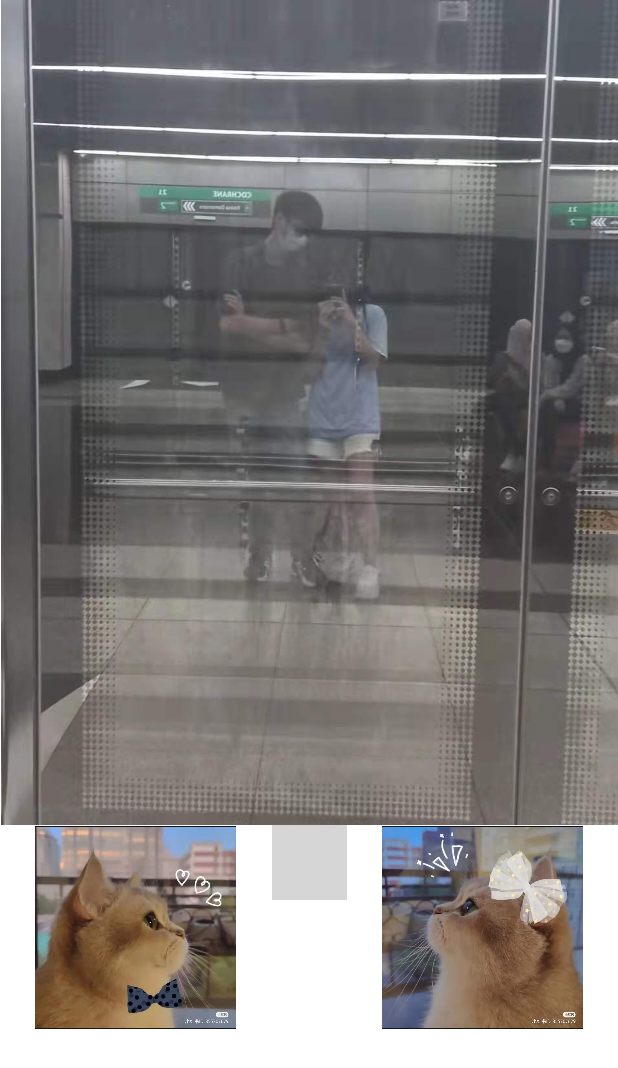
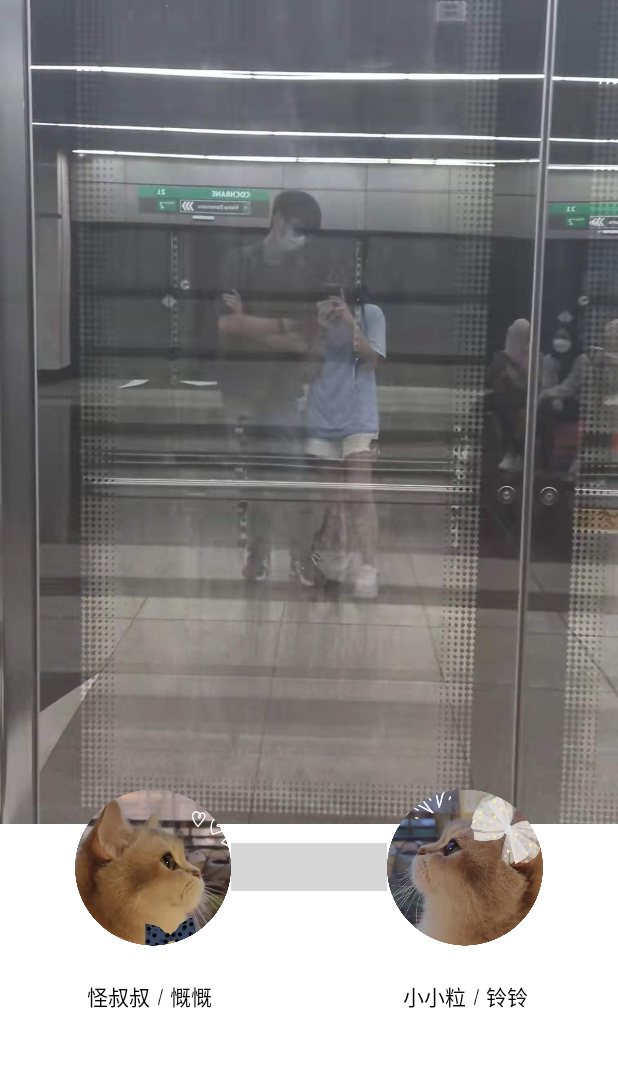
Before and after one commit to wkyg/ForU, an Android app: the screen it shows after launch (DetailActivity), on a phone screen of 412 x 824 dp. Shown: the top 1068 px of the screen. Run offline under Robolectric (Android 15) with nearby library versions, the phone set to English and light mode, and no system bars; grey boxes are pictures that could not be loaded.

Commit message:
layout finalized maybe... :D

```diff
--- a/app/src/main/res/layout/activity_detail.xml
+++ b/app/src/main/res/layout/activity_detail.xml
@@ -4,48 +4,119 @@
     xmlns:tools="http://schemas.android.com/tools"
     android:layout_width="match_parent"
     android:layout_height="match_parent"
+    android:background="#FFFFFF"
     tools:context=".DetailActivity">
 
     <ImageView
         android:id="@+id/ImageTgt"
-        android:layout_width="550dp"
-        android:layout_height="550dp"
+        android:layout_width="0dp"
+        android:layout_height="0dp"
+        android:scaleType="fitStart"
+        app:layout_constraintBottom_toTopOf="@+id/BottomLayout"
         app:layout_constraintEnd_toEndOf="parent"
+        app:layout_constraintHorizontal_bias="0.0"
         app:layout_constraintStart_toStartOf="parent"
         app:layout_constraintTop_toTopOf="parent"
         app:srcCompat="@drawable/tgt" />
 
-    <ImageView
-        android:id="@+id/imageView5"
-        android:layout_width="135dp"
-        android:layout_height="135dp"
-        app:layout_constraintBottom_toBottomOf="parent"
-        app:layout_constraintEnd_toStartOf="@+id/imageView7"
+    <LinearLayout
+        android:id="@+id/WkLayout"
+        android:layout_width="0dp"
+        android:layout_height="150dp"
+        android:layout_marginStart="50dp"
+        android:orientation="vertical"
+        app:layout_constraintBottom_toTopOf="@+id/BottomLayout"
+        app:layout_constraintEnd_toStartOf="@+id/LoveLayout"
         app:layout_constraintStart_toStartOf="parent"
-        app:layout_constraintTop_toTopOf="parent"
-        app:layout_constraintVertical_bias="0.8"
-        app:srcCompat="@drawable/wk" />
+        app:layout_constraintTop_toBottomOf="@+id/AnchorLayout">
 
-    <ImageView
-        android:id="@+id/imageView6"
-        android:layout_width="135dp"
-        android:layout_height="135dp"
+        <ImageView
+            android:id="@+id/imageView8"
+            android:layout_width="match_parent"
+            android:layout_height="wrap_content"
+            app:srcCompat="@drawable/wk_modified" />
+
+    </LinearLayout>
+
+    <LinearLayout
+        android:id="@+id/LoveLayout"
+        android:layout_width="0dp"
+        android:layout_height="0dp"
+        android:orientation="vertical"
+        app:layout_constraintBottom_toTopOf="@+id/BottomLayout"
+        app:layout_constraintEnd_toStartOf="@+id/YlLayout"
+        app:layout_constraintStart_toEndOf="@+id/WkLayout"
+        app:layout_constraintTop_toBottomOf="@+id/AnchorLayout">
+
+        <ImageView
+            android:id="@+id/imageView10"
+            android:layout_width="match_parent"
+            android:layout_height="wrap_content"
+            app:srcCompat="@drawable/_3" />
+    </LinearLayout>
+
+    <LinearLayout
+        android:id="@+id/YlLayout"
+        android:layout_width="0dp"
+        android:layout_height="150dp"
+        android:layout_marginEnd="50dp"
+        android:orientation="vertical"
+        app:layout_constraintBottom_toTopOf="@+id/BottomLayout"
+        app:layout_constraintEnd_toEndOf="parent"
+        app:layout_constraintStart_toEndOf="@+id/LoveLayout"
+        app:layout_constraintTop_toBottomOf="@+id/AnchorLayout">
+
+        <ImageView
+            android:id="@+id/imageView9"
+            android:layout_width="match_parent"
+            android:layout_height="wrap_content"
+            app:srcCompat="@drawable/yl_modified" />
+
+    </LinearLayout>
+
+    <TextView
+        android:id="@+id/textView6"
+        android:layout_width="wrap_content"
+        android:layout_height="wrap_content"
+        android:fontFamily="casual"
+        android:text="小小粒 / 铃铃"
+        android:textColor="@color/black"
+        app:layout_constraintEnd_toEndOf="@+id/YlLayout"
+        app:layout_constraintStart_toStartOf="@+id/YlLayout"
+        app:layout_constraintTop_toBottomOf="@+id/YlLayout" />
+
+    <TextView
+        android:id="@+id/textView5"
+        android:layout_width="wrap_content"
+        android:layout_height="wrap_content"
+        android:fontFamily="casual"
+        android:text="怪叔叔 / 慨慨 "
+        android:textColor="@color/black"
+        app:layout_constraintEnd_toEndOf="@+id/WkLayout"
+        app:layout_constraintStart_toStartOf="@+id/WkLayout"
+        app:layout_constraintTop_toBottomOf="@+id/WkLayout" />
+
+    <LinearLayout
+        android:id="@+id/AnchorLayout"
+        android:layout_width="0dp"
+        android:layout_height="300dp"
+        android:orientation="vertical"
+        app:layout_constraintBottom_toBottomOf="@+id/BottomLayout"
+        app:layout_constraintEnd_toEndOf="@+id/ImageTgt"
+        app:layout_constraintStart_toStartOf="@+id/ImageTgt"
+        app:layout_constraintTop_toTopOf="parent"></LinearLayout>
+
+    <LinearLayout
+        android:id="@+id/BottomLayout"
+        android:layout_width="0dp"
+        android:layout_height="230dp"
+        android:orientation="vertical"
+        android:visibility="visible"
         app:layout_constraintBottom_toBottomOf="parent"
         app:layout_constraintEnd_toEndOf="parent"
-        app:layout_constraintStart_toEndOf="@+id/imageView7"
-        app:layout_constraintTop_toTopOf="@+id/ImageTgt"
-        app:layout_constraintVertical_bias="0.8"
-        app:srcCompat="@drawable/yl" />
+        app:layout_constraintStart_toStartOf="parent"
+        app:layout_constraintTop_toBottomOf="@+id/ImageTgt">
 
-    <ImageView
-        android:id="@+id/imageView7"
-        android:layout_width="50dp"
-        android:layout_height="50dp"
-        app:layout_constraintBottom_toBottomOf="parent"
-        app:layout_constraintEnd_toStartOf="@+id/imageView6"
-        app:layout_constraintStart_toEndOf="@+id/imageView5"
-        app:layout_constraintTop_toBottomOf="@+id/ImageTgt"
-        app:layout_constraintVertical_bias="0.0"
-        app:srcCompat="@drawable/_3" />
+    </LinearLayout>
 
 </androidx.constraintlayout.widget.ConstraintLayout>
```
Also changed, not shown: app/src/main/res/drawable/wk_modified.png (added), app/src/main/res/drawable/yl_modified.png (added).
